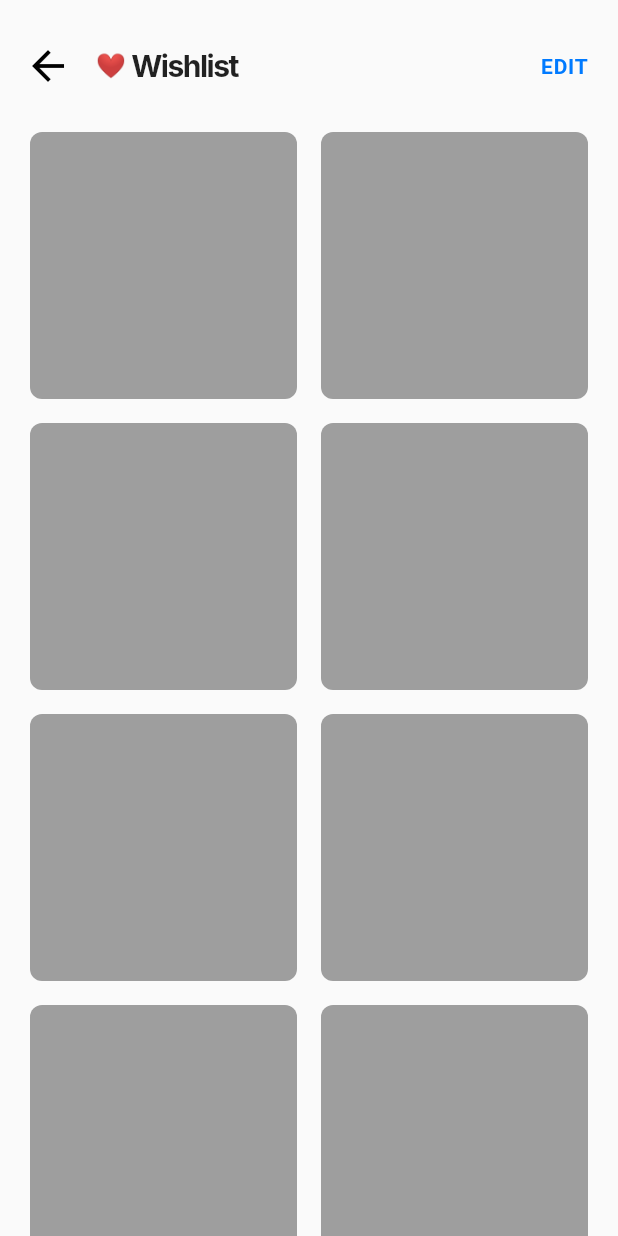
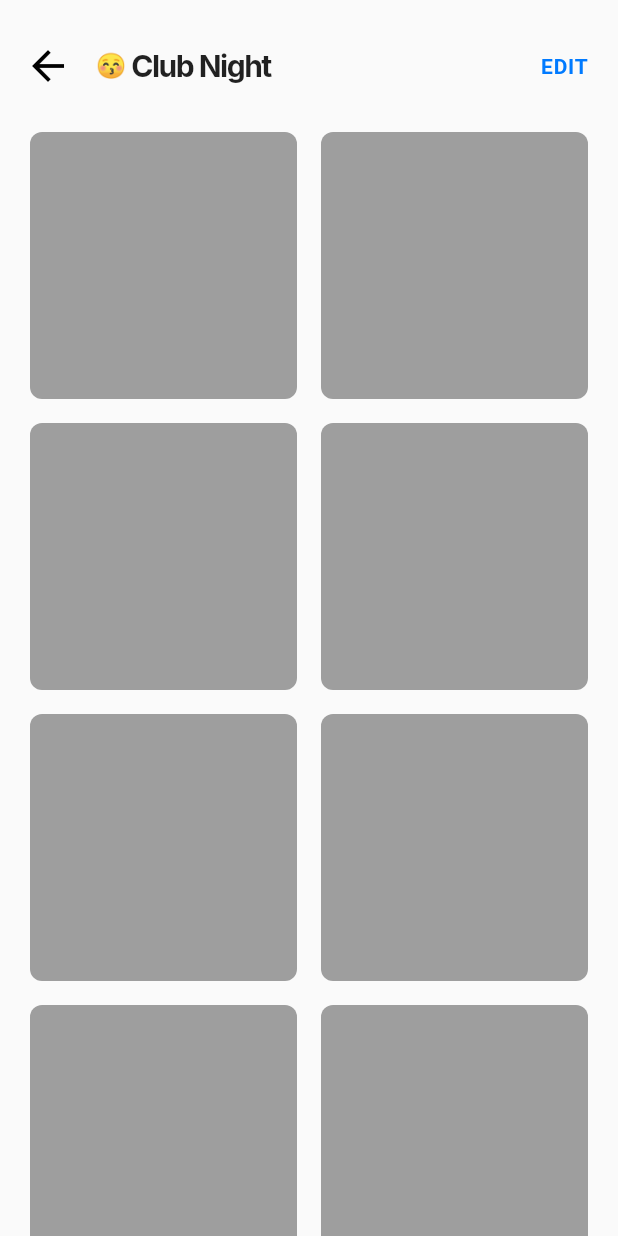
Before and after one commit to Unengineered/Everythng, a Flutter app: the SavedPage screen opened by its route, after a tap on "Club Night", on a phone screen of 412 x 824 dp. Run offline on Flutter 3.47's test engine with Material 2 defaults, Android fonts, the phone set to English and light mode, and no system bars; drawn by our look-alikes of badges; our stand-ins replace auto_route, bloc, cached_network_image, dartz, emoji_picker_flutter, firebase_auth and 11 more; missing offline and left inert: emojis, fort_knox, network_kit; accounts and stored records are empty.

Commit message:
FEATURE: Completed with List system UI.

```diff
--- a/lib/presentation/marketplace/saved/pages/items_page.dart
+++ b/lib/presentation/marketplace/saved/pages/items_page.dart
@@ -1,7 +1,4 @@
-import 'dart:ui';
 
-import 'package:badges/badges.dart';
-import 'package:everythng/core/extensions/extension_context.dart';
 import 'package:everythng/presentation/marketplace/saved/widgets/item_page_app_bar.dart';
 import 'package:everythng/presentation/marketplace/saved/widgets/items_grid.dart';
 import 'package:flutter/cupertino.dart';
@@ -10,7 +7,14 @@ import 'package:flutter/widgets.dart';
 import 'package:flutter_hooks/flutter_hooks.dart';
 
 class ItemsPage extends HookWidget {
-  const ItemsPage({Key? key}) : super(key: key);
+  final String emoji;
+  final String listName;
+
+  const ItemsPage({
+    Key? key,
+    required this.emoji,
+    required this.listName,
+  }) : super(key: key);
 
   @override
   Widget build(BuildContext context) {
@@ -23,7 +27,7 @@ class ItemsPage extends HookWidget {
             children: [
               Padding(
                 padding: const EdgeInsets.fromLTRB(16, 16, 20, 0),
-                child: ItemPageAppBar(isEditing: _isEditing),
+                child: ItemPageAppBar(isEditing: _isEditing, emoji: emoji, listName : listName),
               ),
               Padding(
                 padding: const EdgeInsets.fromLTRB(20, 16, 20, 0),
--- a/lib/presentation/marketplace/saved/pages/saved_page.dart
+++ b/lib/presentation/marketplace/saved/pages/saved_page.dart
@@ -46,7 +46,7 @@ class SavedPage extends HookWidget {
             const SizedBox(
               height: 12,
             ),
-            const CreateListElement(),
+             CreateListElement(),
             const SizedBox(
               height: 12,
             ),
--- a/lib/presentation/marketplace/saved/widgets/create_list_element.dart
+++ b/lib/presentation/marketplace/saved/widgets/create_list_element.dart
@@ -1,42 +1,32 @@
-import 'dart:math';
+import 'dart:math' hide log;
 
+import 'package:auto_route/auto_route.dart';
 import 'package:emojis/emoji.dart';
 import 'package:everythng/core/extensions/extension_context.dart';
 import 'package:everythng/presentation/marketplace/saved/widgets/show_emoji_keyboard.dart';
+import 'package:everythng/presentation/routes/app_router.dart';
 import 'package:flutter/cupertino.dart';
 import 'package:flutter/material.dart';
 import 'package:flutter/widgets.dart';
 import 'package:flutter_hooks/flutter_hooks.dart';
 
 class CreateListElement extends HookWidget {
-  const CreateListElement({Key? key}) : super(key: key);
-
+   CreateListElement({Key? key}) : super(key: key);
+  final TextEditingController _listNameController = TextEditingController();
   @override
   Widget build(BuildContext context) {
-    final _isTapped = useState(false);
+    final _showKeyboard = useState(false);
+    final _autofocus = useState(true);
     final _errorText = useState('');
-    TextEditingController _listNameController = TextEditingController();
+
     final _emoji = useState(Emoji.byKeyword('plus').first.toString());
-    return GestureDetector(
-      onTap: () {
-        List<String> _emojiList = Emoji.all()
-            .where((element) => (element.toString().length == 2 ||
-                element.toString().length == 1))
-            .map((e) => e.toString().trim())
-            .toList();
-        if (!_isTapped.value) {
-          _emoji.value =
-              _emojiList[Random().nextInt(_emojiList.length)].characters.first;
-        }
-        // _isTapped.value = true;
-
-        showEmojiKeyboard(context, _emoji, _isTapped);
-      },
-      child: Column(
+    final _formKey = GlobalKey<FormState>();
+    final FocusNode _focusNode = FocusNode();
+    return Column(
       children: [
         Container(
           height: 53,
-            padding: _isTapped.value
+          padding: _showKeyboard.value
               ? const EdgeInsets.fromLTRB(12, 16, 0, 16)
               : const EdgeInsets.symmetric(vertical: 16, horizontal: 12),
           decoration: BoxDecoration(
@@ -46,17 +36,23 @@ class CreateListElement extends HookWidget {
           child: Row(
             crossAxisAlignment: CrossAxisAlignment.center,
             children: [
-                Text(
+              GestureDetector(
+                onTap: () {
+                  FocusManager.instance.primaryFocus?.unfocus();
+                  showEmojiKeyboard(context, _emoji, _focusNode, _autofocus);
+                },
+                child: Text(
                   _emoji.value,
                   style: const TextStyle(
                     fontSize: 16,
                     color: Colors.black,
                   ),
                 ),
+              ),
               const SizedBox(
                 width: 16,
               ),
-                _isTapped.value
+              _showKeyboard.value
                   ? Row(
                       mainAxisAlignment: MainAxisAlignment.spaceBetween,
                       crossAxisAlignment: CrossAxisAlignment.center,
@@ -64,25 +60,30 @@ class CreateListElement extends HookWidget {
                         Container(
                           width: MediaQuery.of(context).size.width * 0.54,
                           transform: Matrix4.translationValues(0, 10, 0),
+                          child: Form(
+                            key: _formKey,
                             child: TextFormField(
+                              focusNode: _focusNode,
                               controller: _listNameController,
-                              autofocus: true,
+                              autofocus: _autofocus.value,
                               decoration: const InputDecoration(
                                 border: InputBorder.none,
                                 hintText: 'Create a List',
                               ),
+
                               validator: (value) {
                                 if (value == null) {
                                   // _errorText.value = '';
-                                  return null;
+                                  return '';
                                 }
-                                if (value.toLowerCase() == 'wishlist' &&
-                                    value.toLowerCase() != 'cart') {
+                                if (value.trim().toLowerCase() == 'wishlist' ||
+                                    value.trim().toLowerCase() == 'cart') {
                                   _errorText.value =
                                       'Cannot keep this as your list\'s name';
-                                  return null;
+                                  return '';
                                 }
                               },
+                            ),
                           ),
                         ),
                         Container(
@@ -91,16 +92,27 @@ class CreateListElement extends HookWidget {
                             children: [
                               IconButton(
                                 padding: const EdgeInsets.all(0),
-                                  onPressed: () {},
+                                onPressed: () {
+                                  _emoji.value =
+                                      Emoji.byKeyword('plus').first.toString();
+                                  _errorText.value = '';
+                                  _listNameController.text = '';
+                                  _showKeyboard.value = false;
+                                },
                                 icon: Icon(
                                   Icons.close_rounded,
-                                    color:
-                                        context.everythngThemeData.errorColor,
+                                  color: context.everythngThemeData.errorColor,
                                 ),
                               ),
                               IconButton(
                                 padding: const EdgeInsets.all(0),
-                                  onPressed: () {},
+                                onPressed: () {
+                                  if (_formKey.currentState != null &&
+                                      _formKey.currentState!.validate()) {
+                                    print('done');
+                                    _errorText.value = '';
+                                  }
+                                },
                                 icon: Icon(
                                   Icons.done_rounded,
                                   color:
@@ -112,25 +124,45 @@ class CreateListElement extends HookWidget {
                         ),
                       ],
                     )
-                    : Text(
+                  : GestureDetector(
+                      onTap: () async {
+                        List<String> _emojiList = Emoji.all()
+                            .where((element) =>
+                                (element.toString().length == 2 ||
+                                    element.toString().length == 1))
+                            .map((e) => e.toString().trim())
+                            .toList();
+
+                        _emoji.value =
+                            _emojiList[Random().nextInt(_emojiList.length)]
+                                .characters
+                                .first;
+                        _showKeyboard.value = true;
+
+                        // WidgetsBinding.instance!.addPostFrameCallback((_) {
+                        //   log(_focusNode.hasPrimaryFocus.toString());
+                        //   _focusNode.requestFocus();
+                        //   _focusNode.unfocus();
+                        //   _focusNode.requestFocus();
+                        // });
+                      },
+                      child: Text(
                         'Create a new list',
                         style: context.everythngTextTheme.bodyTextMedium,
+                      ),
                     ),
             ],
           ),
         ),
-          const SizedBox(
-            height: 2,
-          ),
-          Text(
+        _errorText.value.isNotEmpty
+            ? Text(
                 _errorText.value,
                 style: context.everythngTextTheme.captionMedium?.copyWith(
                   color: context.everythngThemeData.errorColor,
                 ),
-          ),
+              )
+            : Container(),
       ],
-
-      ),
     );
   }
 }
--- a/lib/presentation/marketplace/saved/widgets/item_page_app_bar.dart
+++ b/lib/presentation/marketplace/saved/widgets/item_page_app_bar.dart
@@ -5,10 +5,14 @@ class ItemPageAppBar extends StatelessWidget {
   const ItemPageAppBar({
     Key? key,
     required ValueNotifier<bool> isEditing,
+    required this.emoji,
+    required this.listName,
   })  : _isEditing = isEditing,
         super(key: key);
 
   final ValueNotifier<bool> _isEditing;
+  final String emoji;
+  final String listName;
 
   @override
   Widget build(BuildContext context) {
@@ -32,9 +36,9 @@ class ItemPageAppBar extends StatelessWidget {
                       onPressed: () => Navigator.of(context).pop(),
                     )
                   : Container(),
-              const Text(
-                '❤',
-                style: TextStyle(
+               Text(
+                emoji,
+                style: const TextStyle(
                   fontSize: 16,
                 ),
               ),
@@ -42,7 +46,7 @@ class ItemPageAppBar extends StatelessWidget {
                 width: 4,
               ),
               Text(
-                'Wishlist',
+                listName,
                 style: context.everythngTextTheme.headline3Bold,
               ),
             ],
@@ -54,7 +58,7 @@ class ItemPageAppBar extends StatelessWidget {
             child: AnimatedContainer(
               duration: const Duration(milliseconds: 100),
               decoration: BoxDecoration(
-                borderRadius: BorderRadius.circular(5),
+                borderRadius: BorderRadius.circular(16),
                 color: _isEditing.value
                     ? const Color(0xff007AFF)
                     : Colors.transparent,
--- a/lib/presentation/marketplace/saved/widgets/list_element.dart
+++ b/lib/presentation/marketplace/saved/widgets/list_element.dart
@@ -23,7 +23,10 @@ class ListElement extends StatelessWidget {
   Widget build(BuildContext context) {
     return GestureDetector(
       onTap: () {
-        context.router.push(const ItemsPageRoute());
+        context.router.push(ItemsPageRoute(
+          emoji: emoji,
+          listName: listName,
+        ));
       },
       child: Container(
         height: 53,
--- a/pubspec.yaml
+++ b/pubspec.yaml
@@ -33,7 +33,6 @@ dependencies:
   network_kit:
     git:
       url: https://github.com/Unengineered/NetworkKit
-      ref: 74169b38bc928a3efe5989f619c59b3cbdf0d8af
   json_serializable: ^6.1.0
   json_annotation: 4.4.0
   cached_network_image: 3.2.0
```
Also changed, not shown: lib/presentation/marketplace/saved/widgets/show_emoji_keyboard.dart (+10 -4 lines), lib/application/auth/auth_cubit/auth_cubit.freezed.dart, lib/application/auth/auth_form_cubit/auth_form_cubit.freezed.dart, lib/application/discover/discover_cubit.freezed.dart, lib/application/marketplace/marketplace_cubit.freezed.dart, lib/application/profile/profile_cubit/profile_cubit.freezed.dart, lib/application/profile/profile_form_cubit/profile_form_cubit.freezed.dart, lib/domain/discover/entities/recommended_product.freezed.dart, lib/domain/discover/entities/recommended_store.freezed.dart, lib/domain/discover/entities/store_link.freezed.dart, lib/domain/list/entities/user_list.freezed.dart, lib/domain/profile/entities/address.freezed.dart, lib/domain/profile/entities/everythng_user.freezed.dart, lib/presentation/routes/app_router.gr.dart, 1 more files. Lines whose indentation alone changed are shown as unchanged.
